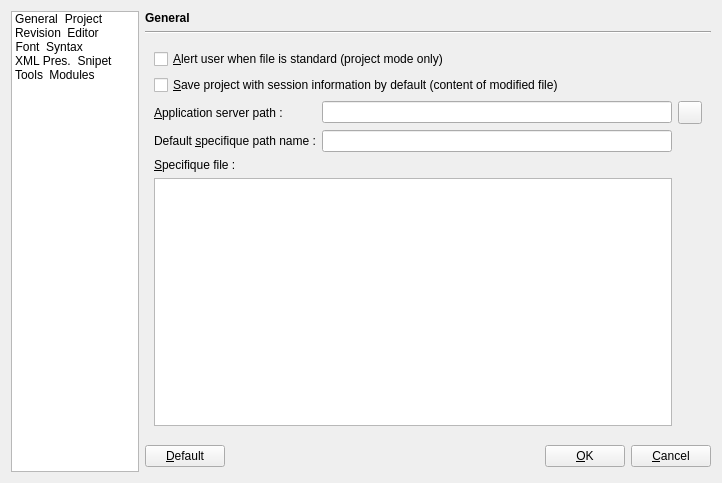
Qt form xinx/ui/custom.ui (phoenix741/xinx) before a commit.
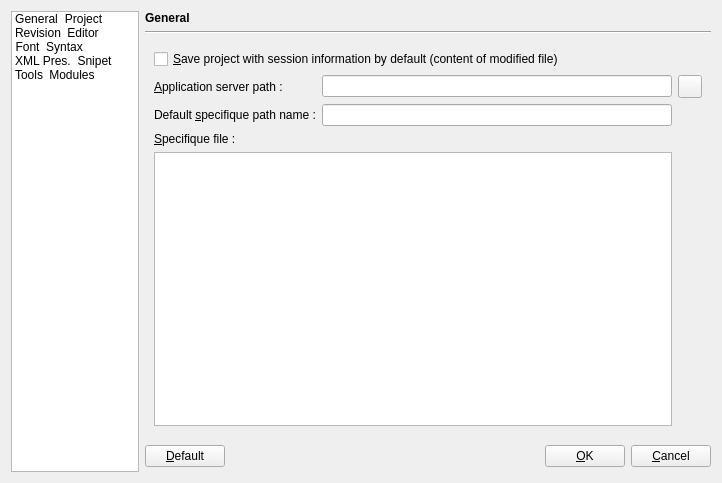
The same form after that commit. The open tabs and pages were chosen to show the change. Icons and pictures are not drawn. Custom widgets are drawn as their Qt base class.

Patch:
```diff
--- a/xinx/ui/custom.ui
+++ b/xinx/ui/custom.ui
@@ -5,7 +5,7 @@
    <rect>
     <x>0</x>
     <y>0</y>
-    <width>679</width>
+    <width>681</width>
     <height>483</height>
    </rect>
   </property>
@@ -233,19 +233,16 @@
       </layout>
      </widget>
      <widget class="QWidget" name="m_project" >
+      <property name="geometry" >
+       <rect>
+        <x>0</x>
+        <y>0</y>
+        <width>528</width>
+        <height>395</height>
+       </rect>
+      </property>
       <layout class="QGridLayout" >
        <item row="0" column="0" colspan="3" >
-        <widget class="QCheckBox" name="m_alertStandardCheckBox" >
-         <property name="whatsThis" >
-          <string>&lt;p>In derivated project mode only, when a standard file (with no prefix) is saving, &lt;b>XINX&lt;/b> ask you to save the file with a new prefixed name.&lt;/p>
-&lt;p>The prefix must be specified in the project property.&lt;/p></string>
-         </property>
-         <property name="text" >
-          <string>&amp;Alert user when file is standard (project mode only)</string>
-         </property>
-        </widget>
-       </item>
-       <item row="1" column="0" colspan="3" >
         <widget class="QCheckBox" name="m_saveSessionCheckBox" >
          <property name="whatsThis" >
           <string>&lt;p>This define the default way to close the project.&lt;/p>
@@ -259,7 +256,7 @@
          </property>
         </widget>
        </item>
-       <item row="2" column="0" >
+       <item row="1" column="0" >
         <widget class="QLabel" name="label_2" >
          <property name="text" >
           <string>&amp;Application server path :</string>
@@ -269,7 +266,7 @@
          </property>
         </widget>
        </item>
-       <item row="2" column="1" >
+       <item row="1" column="1" >
         <widget class="DirectoryEdit" name="m_projectPathLineEdit" >
          <property name="whatsThis" >
           <string>&lt;p>This the path where the save dialog must be opened when you create a new project.&lt;/p>
@@ -277,14 +274,14 @@
          </property>
         </widget>
        </item>
-       <item row="2" column="2" >
+       <item row="1" column="2" >
         <widget class="QToolButton" name="m_changeProjectPathBtn" >
          <property name="icon" >
           <iconset resource="../application.qrc" >:/images/folder.png</iconset>
          </property>
         </widget>
        </item>
-       <item row="3" column="0" >
+       <item row="2" column="0" >
         <widget class="QLabel" name="label_11" >
          <property name="text" >
           <string>Default &amp;specifique path name :</string>
@@ -294,7 +291,7 @@
          </property>
         </widget>
        </item>
-       <item row="3" column="1" >
+       <item row="2" column="1" >
         <widget class="QLineEdit" name="m_lineEditDefaultProjectPathName" >
          <property name="whatsThis" >
           <string>&lt;p>This is the path where derivated files are stored in derivated project mode.&lt;/p>
@@ -302,7 +299,7 @@
          </property>
         </widget>
        </item>
-       <item row="4" column="0" >
+       <item row="3" column="0" >
         <widget class="QLabel" name="label_16" >
          <property name="text" >
           <string>&amp;Specifique file :</string>
@@ -312,7 +309,7 @@
          </property>
         </widget>
        </item>
-       <item row="5" column="0" colspan="2" >
+       <item row="4" column="0" colspan="2" >
         <widget class="QTableView" name="m_specifiqueTableView" >
          <property name="whatsThis" >
           <string>For each type of files, you can choose a sub-directory of the default specifique path name (ie. &lt;i>langue/fra/nav/projet/js&lt;/i>). You can choose if the type of file can be Specifique or not. If not, the sub-directory is ignored.</string>
```
Left out of the diff: 184 changed lines with no effect on the pictures.
